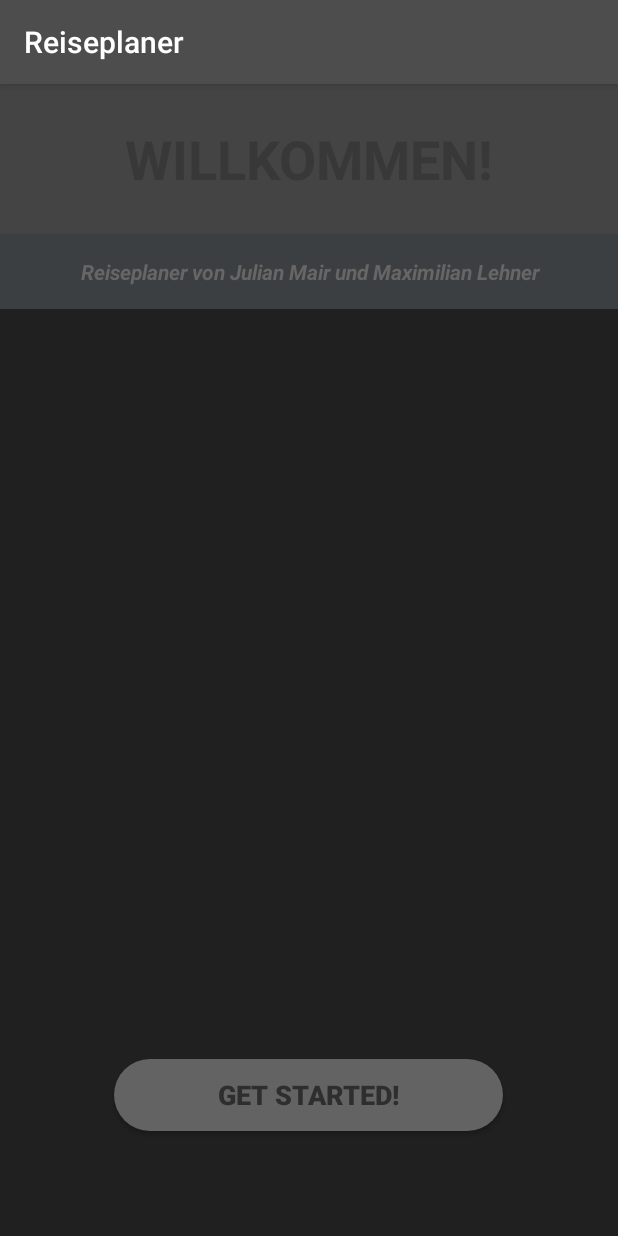
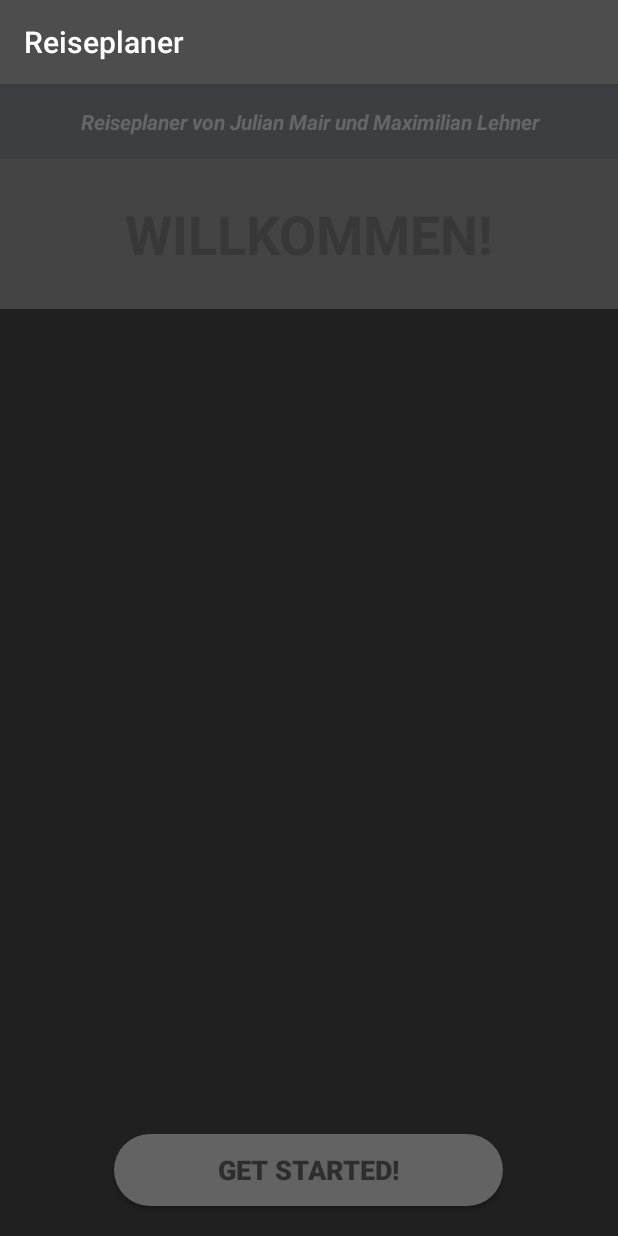
Before and after one commit to jmair17/Pos-Projekt_Mair-Lehner, an Android app: the screen it shows after launch (MainActivity), on a phone screen of 412 x 824 dp. Run offline under Robolectric (Android 15) with nearby library versions, the phone set to English and light mode, and no system bars.

Commit message:
Update fragment_fragment_start.xml

```diff
--- a/Reiseplaner/app/src/main/res/layout/fragment_fragment_start.xml
+++ b/Reiseplaner/app/src/main/res/layout/fragment_fragment_start.xml
@@ -6,6 +6,22 @@
     android:background="#202020"
     android:orientation="vertical"
     tools:context=".fragment_start">
+
+    <LinearLayout
+        android:layout_width="match_parent"
+        android:layout_height="0dp"
+        android:layout_weight="1"
+        android:orientation="vertical">
+
+        <TextView
+            android:id="@+id/textView4"
+            android:layout_width="match_parent"
+            android:layout_height="50dp"
+            android:background="#3C3F41"
+            android:gravity="center"
+            android:text="Reiseplaner von Julian Mair und Maximilian Lehner"
+            android:textColor="#666666"
+            android:textStyle="bold|italic" />
 
         <TextView
             android:id="@+id/textView3"
@@ -18,25 +34,18 @@
             android:textSize="36sp"
             android:textStyle="bold" />
 
-    <TextView
-        android:id="@+id/textView4"
+        <RelativeLayout
             android:layout_width="match_parent"
-        android:layout_height="50dp"
-        android:background="#3C3F41"
-        android:gravity="center"
-        android:text="Reiseplaner von Julian Mair und Maximilian Lehner"
-        android:textColor="#666666"
-        android:textStyle="bold|italic" />
-
-    <Space
-        android:layout_width="match_parent"
-        android:layout_height="500dp" />
+            android:layout_height="match_parent"
+            android:layout_gravity="bottom|center"
+            android:gravity="bottom|center">
 
             <Button
                 android:id="@+id/buttonStart"
                 android:layout_width="259dp"
                 android:layout_height="wrap_content"
-        android:layout_gravity="center"
+                android:layout_gravity="bottom|center"
+                android:layout_marginBottom="20dp"
                 android:background="@drawable/rounded_button"
                 android:backgroundTint="#636363"
                 android:gravity="center"
@@ -44,4 +53,7 @@
                 android:textColor="#2E2E2E"
                 android:textSize="18sp"
                 android:textStyle="bold" />
+        </RelativeLayout>
+
     </LinearLayout>
+</LinearLayout>
```
Lines whose indentation alone changed are shown as unchanged.
